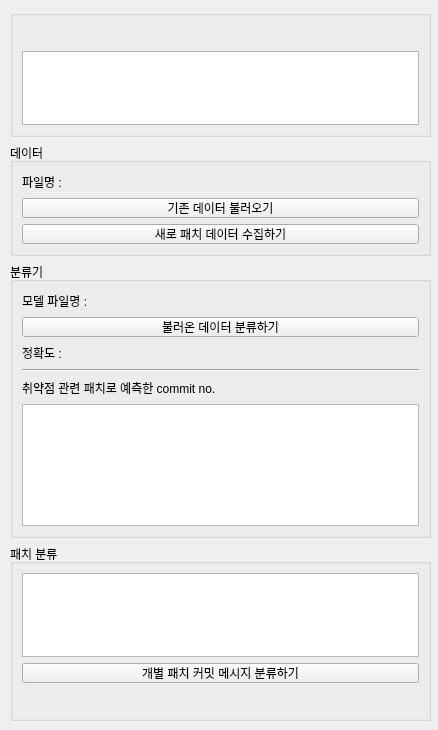
EJueon/Patch_Commit_Classification, file main.ui: the form before one commit.
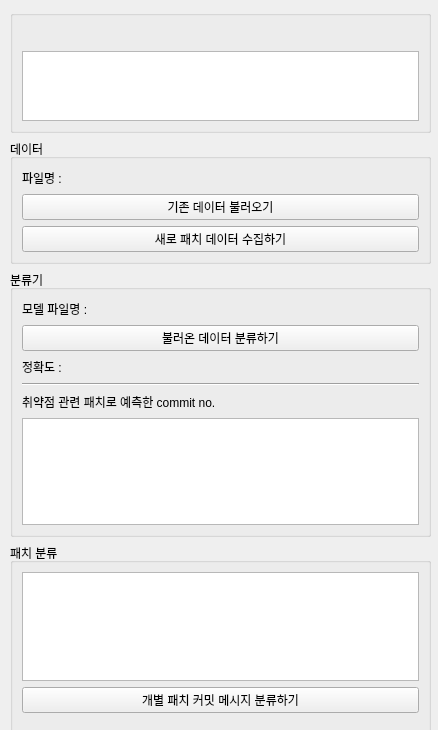
The form after the commit.

The edit to the form file:
```diff
--- a/main.ui
+++ b/main.ui
@@ -19,7 +19,7 @@
      <x>10</x>
      <y>10</y>
      <width>421</width>
-     <height>711</height>
+     <height>741</height>
     </rect>
    </property>
    <layout class="QVBoxLayout" name="verticalLayout">
@@ -31,7 +31,7 @@
       <property name="maximumSize">
        <size>
         <width>16777215</width>
-        <height>150</height>
+        <height>200</height>
        </size>
       </property>
       <property name="title">
@@ -78,7 +78,7 @@
       <property name="maximumSize">
        <size>
         <width>16777215</width>
-        <height>120</height>
+        <height>200</height>
        </size>
       </property>
       <property name="title">
@@ -90,7 +90,7 @@
          <property name="maximumSize">
           <size>
            <width>16777215</width>
-           <height>20</height>
+           <height>40</height>
           </size>
          </property>
          <property name="text">
@@ -125,7 +125,7 @@
          <property name="maximumSize">
           <size>
            <width>16777215</width>
-           <height>20</height>
+           <height>40</height>
           </size>
          </property>
          <property name="text">
@@ -144,7 +144,7 @@
       <property name="maximumSize">
        <size>
         <width>16777215</width>
-        <height>300</height>
+        <height>350</height>
        </size>
       </property>
       <property name="title">
@@ -159,7 +159,7 @@
          <property name="maximumSize">
           <size>
            <width>16777215</width>
-           <height>20</height>
+           <height>40</height>
           </size>
          </property>
          <property name="text">
@@ -248,7 +248,7 @@
       <property name="maximumSize">
        <size>
         <width>16777215</width>
-        <height>200</height>
+        <height>300</height>
        </size>
       </property>
       <property name="title">
@@ -282,7 +282,7 @@
          <property name="maximumSize">
           <size>
            <width>16777215</width>
-           <height>20</height>
+           <height>40</height>
           </size>
          </property>
          <property name="text">
```
